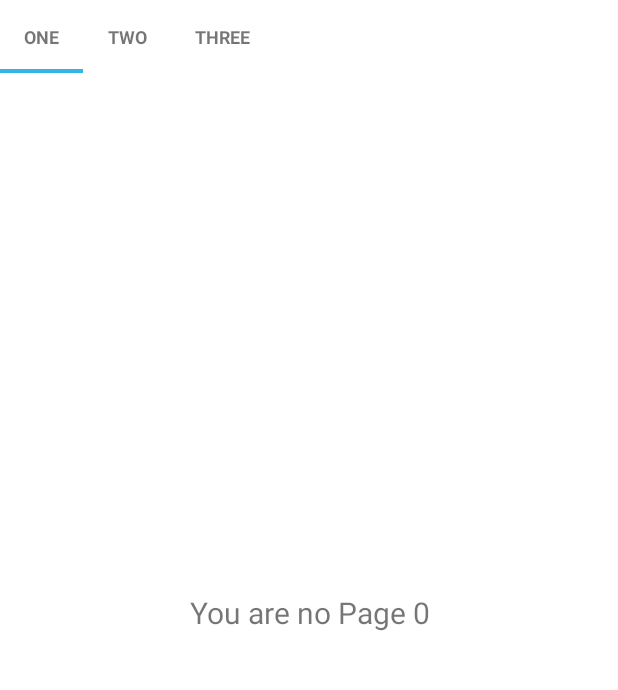
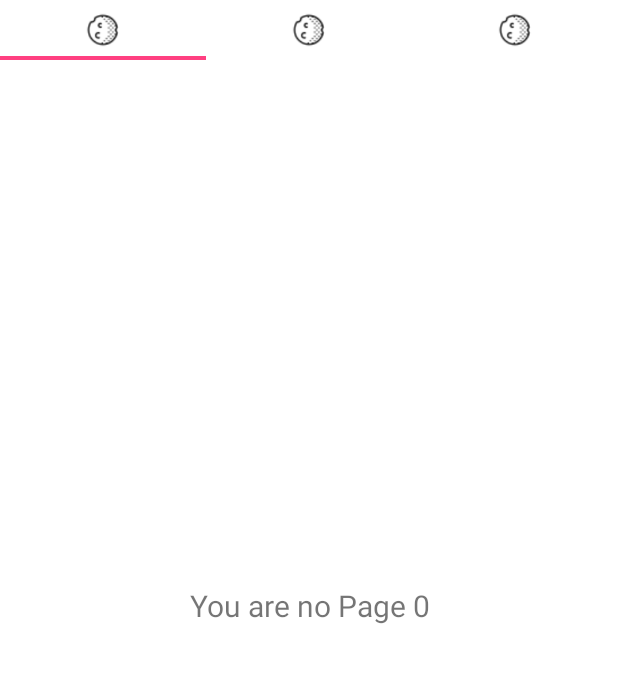
Before and after one commit to serence/Serence, an Android app: the screen it shows after launch (MainActivity), with the options menu open, on a phone screen of 412 x 824 dp, the part 84-774 px from its top. Run offline under Robolectric (Android 15) with nearby library versions, the phone set to English and light mode, and no system bars; 2 statements that could not run were skipped.

Commit message:
Created equally spaced tabs on Page

```diff
--- a/app/src/main/java/org/nganga/sesame/MainActivity.java
+++ b/app/src/main/java/org/nganga/sesame/MainActivity.java
@@ -1,6 +1,7 @@
 package org.nganga.sesame;
 
 import android.content.Intent;
+import android.graphics.drawable.Drawable;
 import android.support.annotation.Nullable;
 import android.support.v4.app.Fragment;
 import android.support.v4.app.FragmentManager;
@@ -10,6 +11,9 @@ import android.support.v4.widget.DrawerLayout;
 import android.support.v7.app.ActionBarActivity;
 import android.os.Bundle;
 import android.support.v7.widget.Toolbar;
+import android.text.SpannableString;
+import android.text.Spanned;
+import android.text.style.ImageSpan;
 import android.view.LayoutInflater;
 import android.view.Menu;
 import android.view.MenuItem;
@@ -43,6 +47,20 @@ public class MainActivity extends ActionBarActivity  {
         mPager = (ViewPager) findViewById(R.id.viewPager);
         mPager.setAdapter(new MyPagerAdapter(getSupportFragmentManager()));
         mTabs = (SlidingTabLayout) findViewById(R.id.tabs);
+        mTabs.setDistributeEvenly(true);
+        mTabs.setCustomTabView(R.layout.custom_tabs, R.id.tabText);
+
+//        This sets color below current tab
+
+        mTabs.setCustomTabColorizer(new SlidingTabLayout.TabColorizer(){
+
+            @Override
+            public int getIndicatorColor(int position) {
+                return getResources().getColor(R.color.accentColor);
+
+            }
+        });
+
         mTabs.setViewPager(mPager);
     }
 
@@ -76,6 +94,10 @@ public class MainActivity extends ActionBarActivity  {
 
     class MyPagerAdapter extends FragmentPagerAdapter {
 
+        int[] icons = {R.drawable.moon, R.drawable.moon, R.drawable.moon };
+        String[] tabText = getResources().getStringArray(R.array.tabs);
+
+
         public MyPagerAdapter(FragmentManager fm) {
             super(fm);
             tabs = getResources().getStringArray(R.array.tabs);
@@ -90,7 +112,13 @@ public class MainActivity extends ActionBarActivity  {
 
         @Override
         public CharSequence getPageTitle(int position) {
-            return tabs[position];
+
+            Drawable drawable = getResources().getDrawable(icons[position]);
+            drawable.setBounds(0,0,36,36);
+            ImageSpan imageSpan = new ImageSpan(drawable);
+            SpannableString spannableString = new SpannableString(" "); //SpannableString allow one to embed other items to a string eg. Image
+            spannableString.setSpan(imageSpan, 0, spannableString.length(), Spanned.SPAN_EXCLUSIVE_EXCLUSIVE);
+            return spannableString;
         }
 
         @Override
--- /dev/null
+++ b/app/src/main/res/layout/custom_tabs.xml
@@ -0,0 +1,21 @@
+<?xml version="1.0" encoding="utf-8"?>
+<LinearLayout xmlns:android="http://schemas.android.com/apk/res/android"
+    android:id="@+id/tabContainer"
+    android:orientation="vertical"
+    android:layout_width="match_parent"
+    android:layout_height="match_parent"
+    android:padding="8dp">
+
+    <ImageView
+        android:id="@+id/tabImage"
+        android:layout_width="match_parent"
+        android:layout_height="wrap_content"
+        android:layout_gravity="center"/>
+
+    <TextView
+        android:id="@+id/tabText"
+        android:layout_width="match_parent"
+        android:layout_height="wrap_content"
+        android:gravity="bottom|center"/>
+
+</LinearLayout>
```
